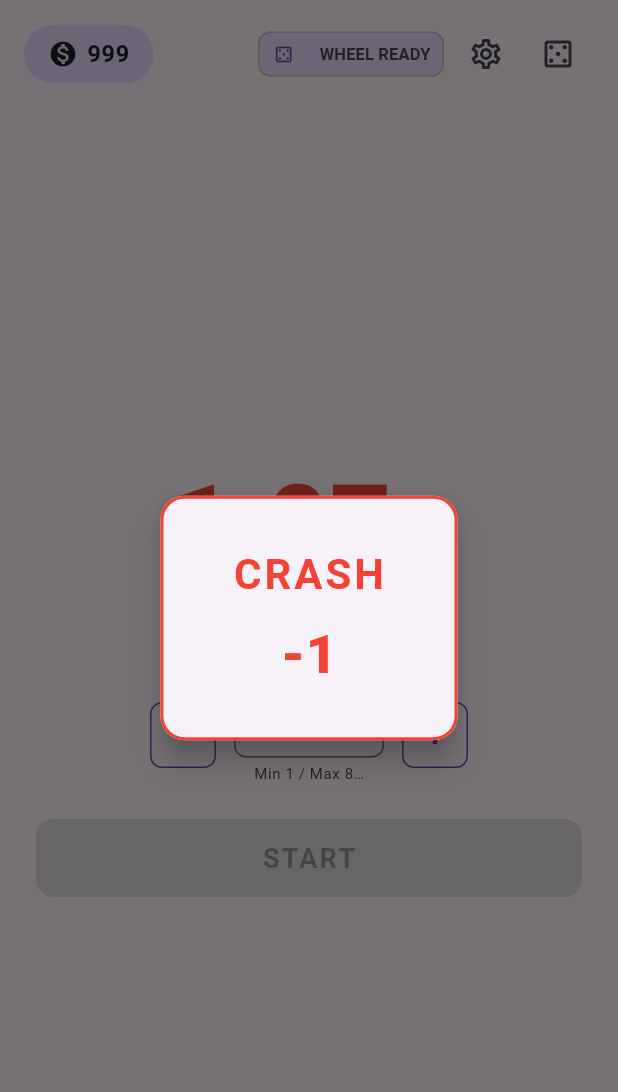
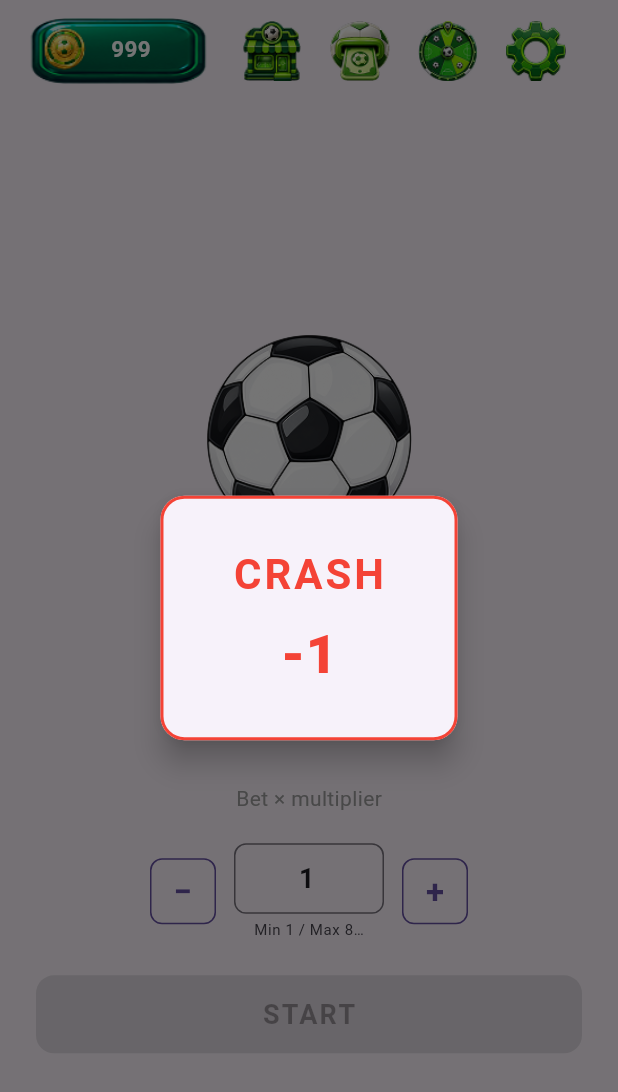
Before and after one commit to akalaytanovv/spin_foot_lucky_star, a Flutter app: the GameScreen screen opened by its route, after a tap on "START", on a phone screen of 412 x 824 dp. Shown: the top 1092 px of the screen. Run offline on Flutter 3.47's test engine with Material 3 defaults, Android fonts, the phone set to English and light mode, and no system bars; our stand-ins replace audioplayers, shared_preferences, vibration; accounts and stored records are empty; statements that could not run were skipped.

Commit message:
feat: update game appbar

```diff
--- a/lib/features/game/game_screen.dart
+++ b/lib/features/game/game_screen.dart
@@ -3,8 +3,104 @@ import 'package:provider/provider.dart';
 
 import '../../shared/widgets/bet_panel_widget.dart';
 import '../../shared/widgets/result_overlay_widget.dart';
-import '../../shared/widgets/wheel_timer_widget.dart';
 import 'game_provider.dart';
+
+// ── Ball animation widget ──────────────────────────────────────────────────────
+
+class _BallWidget extends StatefulWidget {
+  final bool isRunning;
+
+  const _BallWidget({required this.isRunning});
+
+  @override
+  State<_BallWidget> createState() => _BallWidgetState();
+}
+
+class _BallWidgetState extends State<_BallWidget> {
+  static const _frames = ['assets/ball_dynamic_1.png', 'assets/ball_dynamic_2.png', 'assets/ball_dynamic_3.png'];
+  static const _frameDuration = Duration(milliseconds: 70);
+
+  // Native size of the dynamic sprite asset (full canvas with effects).
+  static const double _dynamicW = 282;
+  static const double _dynamicH = 292;
+  // Scale applied to the container (1.0 = native size).
+  static const double _scale = 0.7;
+
+  static const double _containerW = _dynamicW * _scale;
+  static const double _containerH = _dynamicH * _scale;
+  // Native size of the static ball asset relative to the dynamic canvas.
+  static const double _staticRatioW = 198 / _dynamicW;
+  static const double _staticRatioH = 200 / _dynamicH;
+  static const double _staticW = _containerW * _staticRatioW;
+  static const double _staticH = _containerH * _staticRatioH;
+
+  int _frameIndex = 0;
+  late final ValueNotifier<int> _frameNotifier;
+
+  @override
+  void initState() {
+    super.initState();
+    _frameNotifier = ValueNotifier(0);
+    if (widget.isRunning) _startAnimation();
+  }
+
+  @override
+  void didUpdateWidget(_BallWidget oldWidget) {
+    super.didUpdateWidget(oldWidget);
+    if (widget.isRunning && !oldWidget.isRunning) {
+      _frameIndex = 0;
+      _startAnimation();
+    } else if (!widget.isRunning && oldWidget.isRunning) {
+      _stopAnimation();
+    }
+  }
+
+  bool _animating = false;
+
+  void _startAnimation() {
+    if (_animating) return;
+    _animating = true;
+    _scheduleNext();
+  }
+
+  void _scheduleNext() {
+    if (!_animating || !mounted) return;
+    Future.delayed(_frameDuration, () {
+      if (!_animating || !mounted) return;
+      _frameIndex = (_frameIndex + 1) % _frames.length;
+      _frameNotifier.value = _frameIndex;
+      _scheduleNext();
+    });
+  }
+
+  void _stopAnimation() {
+    _animating = false;
+  }
+
+  @override
+  void dispose() {
+    _animating = false;
+    _frameNotifier.dispose();
+    super.dispose();
+  }
+
+  @override
+  Widget build(BuildContext context) {
+    return SizedBox(
+      width: _containerW,
+      height: _containerH,
+      child: widget.isRunning
+          ? ValueListenableBuilder<int>(
+              valueListenable: _frameNotifier,
+              builder: (_, idx, __) =>
+                  Image.asset(_frames[idx], width: _containerW, height: _containerH, fit: BoxFit.fill),
+            )
+          : Center(
+              child: Image.asset('assets/ball_static.png', width: _staticW, height: _staticH),
+            ),
+    );
+  }
+}
 
 class GameScreen extends StatelessWidget {
   const GameScreen({super.key});
@@ -12,8 +108,7 @@ class GameScreen extends StatelessWidget {
   @override
   Widget build(BuildContext context) {
     final game = context.watch<GameProvider>();
-    final showOverlay =
-        game.state == RoundState.cashedOut || game.state == RoundState.crashed;
+    final showOverlay = game.state == RoundState.cashedOut || game.state == RoundState.crashed;
 
     return Scaffold(
       body: SafeArea(
@@ -28,10 +123,12 @@ class GameScreen extends StatelessWidget {
                     child: Column(
                       mainAxisAlignment: MainAxisAlignment.center,
                       children: [
+                        _BallWidget(isRunning: game.state == RoundState.running),
+                        const SizedBox(height: 20),
                         _MultiplierDisplay(game: game),
                         const SizedBox(height: 8),
                         _PotentialWinLabel(game: game),
-                        const SizedBox(height: 32),
+                        const SizedBox(height: 20),
                         const BetPanelWidget(),
                         const SizedBox(height: 24),
                         _ActionButton(game: game),
@@ -60,44 +157,82 @@ class _TopBar extends StatelessWidget {
   Widget build(BuildContext context) {
     return Padding(
       padding: const EdgeInsets.symmetric(horizontal: 16, vertical: 12),
-      child: Row(
+      child: LayoutBuilder(
+        builder: (context, constraints) {
+          final totalWidth = constraints.maxWidth;
+          final balanceWidth = totalWidth / 3;
+          final buttonsWidth = totalWidth * 2 / 3;
+
+          return Row(
             children: [
-          Container(
-            padding:
-                const EdgeInsets.symmetric(horizontal: 16, vertical: 8),
-            decoration: BoxDecoration(
-              color: Theme.of(context).colorScheme.primaryContainer,
-              borderRadius: BorderRadius.circular(24),
+              // Balance — 1/3 of screen width
+              SizedBox(
+                width: balanceWidth,
+                child: Stack(
+                  alignment: Alignment.center,
+                  children: [
+                    Image.asset('assets/balance.png', width: balanceWidth, height: 44, fit: BoxFit.contain),
+                    Align(
+                      alignment: Alignment.centerLeft,
+                      child: Padding(
+                        padding: const EdgeInsets.only(left: 13, bottom: 3),
+                        child: Image.asset('assets/coin.png', width: 28, height: 28),
                       ),
-            child: Row(
-              mainAxisSize: MainAxisSize.min,
-              children: [
-                const Icon(Icons.monetization_on, size: 20),
-                const SizedBox(width: 6),
-                Text(
+                    ),
+                    Padding(
+                      padding: const EdgeInsets.only(left: 16, bottom: 3),
+                      child: Text(
                         '$balance',
-                  style: const TextStyle(
-                    fontSize: 16,
-                    fontWeight: FontWeight.bold,
+                        style: const TextStyle(fontSize: 15, fontWeight: FontWeight.bold, color: Colors.white),
+                        overflow: TextOverflow.ellipsis,
                       ),
                     ),
                   ],
                 ),
               ),
-          const Spacer(),
-          const WheelTimerWidget(),
-          const SizedBox(width: 4),
-          IconButton(
-            icon: const Icon(Icons.settings_outlined),
+              // Buttons — 2/3 of screen width, equally spaced
+              SizedBox(
+                width: buttonsWidth,
+                child: Row(
+                  mainAxisAlignment: MainAxisAlignment.spaceEvenly,
+                  children: [
+                    _TopBarButton(asset: 'assets/shop.png', tooltip: 'Shop', onPressed: () {}),
+                    _TopBarButton(asset: 'assets/withdraw.png', tooltip: 'Ball', onPressed: () {}),
+                    _TopBarButton(
+                      asset: 'assets/wheel.png',
+                      tooltip: 'Wheel',
+                      onPressed: () => Navigator.pushNamed(context, '/wheel'),
+                    ),
+                    _TopBarButton(
+                      asset: 'assets/settings.png',
                       tooltip: 'Settings',
                       onPressed: () => Navigator.pushNamed(context, '/settings'),
                     ),
-          IconButton(
-            icon: const Icon(Icons.casino_outlined),
-            tooltip: 'Wheel',
-            onPressed: () => Navigator.pushNamed(context, '/wheel'),
+                  ],
+                ),
               ),
             ],
+          );
+        },
+      ),
+    );
+  }
+}
+
+class _TopBarButton extends StatelessWidget {
+  final String asset;
+  final String tooltip;
+  final VoidCallback onPressed;
+
+  const _TopBarButton({required this.asset, required this.tooltip, required this.onPressed});
+
+  @override
+  Widget build(BuildContext context) {
+    return Tooltip(
+      message: tooltip,
+      child: GestureDetector(
+        onTap: onPressed,
+        child: Image.asset(asset, width: 40, height: 40, fit: BoxFit.contain),
       ),
     );
   }
@@ -124,8 +259,7 @@ class _MultiplierDisplay extends StatelessWidget {
 
   @override
   Widget build(BuildContext context) {
-    final multiplierText =
-        '${game.multiplier.toStringAsFixed(2)}x';
+    final multiplierText = '${game.multiplier.toStringAsFixed(2)}x';
     final color = _multiplierColor();
 
     return LayoutBuilder(
@@ -137,10 +271,7 @@ class _MultiplierDisplay extends StatelessWidget {
             fit: BoxFit.contain,
             child: Text(
               multiplierText,
-              style: TextStyle(
-                fontWeight: FontWeight.w900,
-                color: color,
-              ),
+              style: TextStyle(fontWeight: FontWeight.w900, color: color),
             ),
           ),
         );
@@ -160,15 +291,8 @@ class _PotentialWinLabel extends StatelessWidget {
   Widget build(BuildContext context) {
     final isRunning = game.state == RoundState.running;
     return Text(
-      isRunning
-          ? 'Potential win: ${game.potentialWin}'
-          : 'Bet × multiplier',
-      style: TextStyle(
-        fontSize: 14,
-        color: isRunning
-            ? Theme.of(context).colorScheme.primary
-            : Colors.grey,
-      ),
+      isRunning ? 'Potential win: ${game.potentialWin}' : 'Bet × multiplier',
+      style: TextStyle(fontSize: 14, color: isRunning ? Theme.of(context).colorScheme.primary : Colors.grey),
     );
   }
 }
@@ -199,12 +323,7 @@ class _ActionButton extends StatelessWidget {
         );
       case RoundState.cashedOut:
       case RoundState.crashed:
-        return _button(
-          context,
-          label: 'START',
-          color: Colors.grey,
-          onPressed: null,
-        );
+        return _button(context, label: 'START', color: Colors.grey, onPressed: null);
     }
   }
 
@@ -221,14 +340,8 @@ class _ActionButton extends StatelessWidget {
         style: ElevatedButton.styleFrom(
           backgroundColor: onPressed != null ? color : Colors.grey.shade300,
           foregroundColor: Colors.white,
-          shape: RoundedRectangleBorder(
-            borderRadius: BorderRadius.circular(12),
-          ),
-          textStyle: const TextStyle(
-            fontSize: 18,
-            fontWeight: FontWeight.bold,
-            letterSpacing: 1.5,
-          ),
+          shape: RoundedRectangleBorder(borderRadius: BorderRadius.circular(12)),
+          textStyle: const TextStyle(fontSize: 18, fontWeight: FontWeight.bold, letterSpacing: 1.5),
         ),
         onPressed: onPressed,
         child: Text(label),
--- a/lib/features/leaderboard/leaderboard_screen.dart
+++ /dev/null
@@ -1,13 +0,0 @@
-import 'package:flutter/material.dart';
-
-class LeaderboardScreen extends StatelessWidget {
-  const LeaderboardScreen({super.key});
-
-  @override
-  Widget build(BuildContext context) {
-    return Scaffold(
-      appBar: AppBar(title: const Text('Leaderboard')),
-      body: const SizedBox(),
-    );
-  }
-}
--- a/lib/features/shop/shop_provider.dart
+++ /dev/null
@@ -1,3 +0,0 @@
-import 'package:flutter/foundation.dart';
-
-class ShopProvider extends ChangeNotifier {}
--- a/lib/features/shop/shop_screen.dart
+++ /dev/null
@@ -1,13 +0,0 @@
-import 'package:flutter/material.dart';
-
-class ShopScreen extends StatelessWidget {
-  const ShopScreen({super.key});
-
-  @override
-  Widget build(BuildContext context) {
-    return Scaffold(
-      appBar: AppBar(title: const Text('Shop')),
-      body: const SizedBox(),
-    );
-  }
-}
--- a/lib/features/withdrawal/withdrawal_provider.dart
+++ /dev/null
@@ -1,3 +0,0 @@
-import 'package:flutter/foundation.dart';
-
-class WithdrawalProvider extends ChangeNotifier {}
--- a/lib/features/withdrawal/withdrawal_screen.dart
+++ /dev/null
@@ -1,13 +0,0 @@
-import 'package:flutter/material.dart';
-
-class WithdrawalScreen extends StatelessWidget {
-  const WithdrawalScreen({super.key});
-
-  @override
-  Widget build(BuildContext context) {
-    return Scaffold(
-      appBar: AppBar(title: const Text('Withdrawal')),
-      body: const SizedBox(),
-    );
-  }
-}
--- a/lib/main.dart
+++ b/lib/main.dart
@@ -6,17 +6,12 @@ import 'package:provider/provider.dart';
 
 import 'features/game/game_provider.dart';
 import 'features/game/game_screen.dart';
-import 'features/leaderboard/leaderboard_screen.dart';
 import 'features/lets_play/lets_play_screen.dart';
 import 'features/settings/settings_provider.dart';
 import 'features/settings/settings_screen.dart';
-import 'features/shop/shop_provider.dart';
-import 'features/shop/shop_screen.dart';
 import 'features/splash/splash_screen.dart';
 import 'features/wheel/wheel_provider.dart';
 import 'features/wheel/wheel_screen.dart';
-import 'features/withdrawal/withdrawal_provider.dart';
-import 'features/withdrawal/withdrawal_screen.dart';
 import 'services/audio_service.dart';
 import 'services/prefs_service.dart';
 
@@ -62,9 +57,7 @@ class SpinFootApp extends StatelessWidget {
       providers: [
         ChangeNotifierProvider(create: (_) => GameProvider()),
         ChangeNotifierProvider(create: (_) => WheelProvider()),
-        ChangeNotifierProvider(create: (_) => ShopProvider()),
         ChangeNotifierProvider(create: (_) => SettingsProvider()),
-        ChangeNotifierProvider(create: (_) => WithdrawalProvider()),
       ],
       child: MaterialApp(
         title: 'Spin Foot Lucky Star',
@@ -75,10 +68,7 @@ class SpinFootApp extends StatelessWidget {
           '/lets_play': (context) => const LetsPlayScreen(),
           '/game': (context) => const GameScreen(),
           '/wheel': (context) => const WheelScreen(),
-          '/shop': (context) => const ShopScreen(),
           '/settings': (context) => const SettingsScreen(),
-          '/leaderboard': (context) => const LeaderboardScreen(),
-          '/withdrawal': (context) => const WithdrawalScreen(),
         },
       ),
     );
```
Also changed, not shown: pubspec.yaml (+10 -0 lines), assets/balance.png (added), assets/ball_dynamic_1.png (added), assets/ball_dynamic_2.png (added), assets/ball_dynamic_3.png (added), assets/ball_static.png (added), assets/coin.png (added), assets/settings.png (added), assets/shop.png (added), assets/wheel.png (added), assets/withdraw.png (added). Lines whose indentation alone changed are shown as unchanged.
